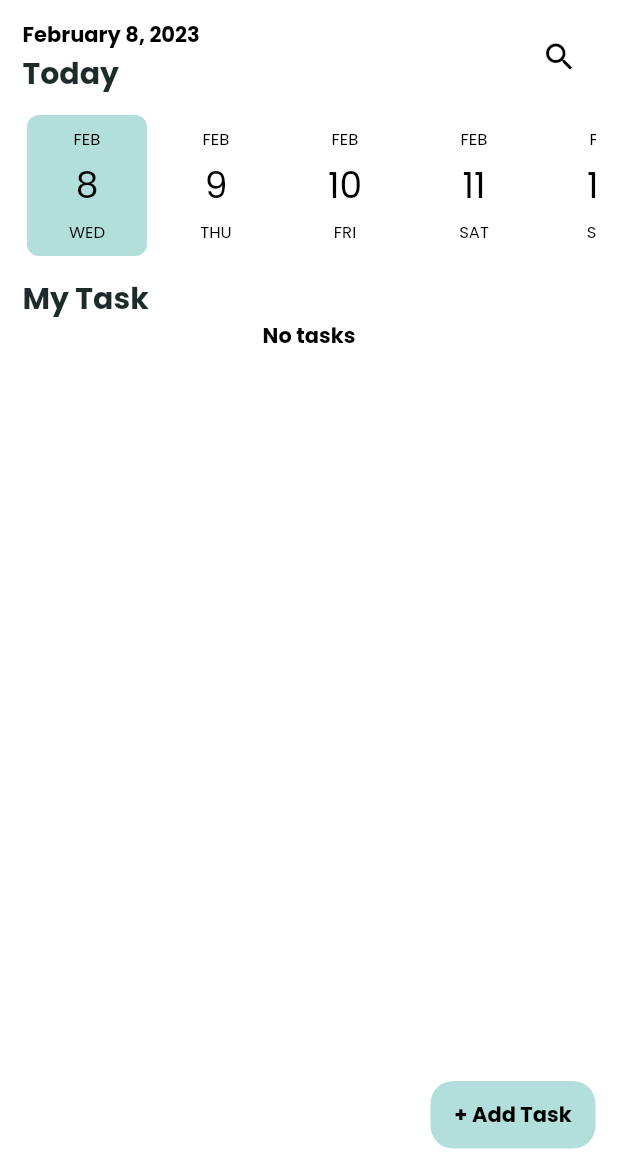
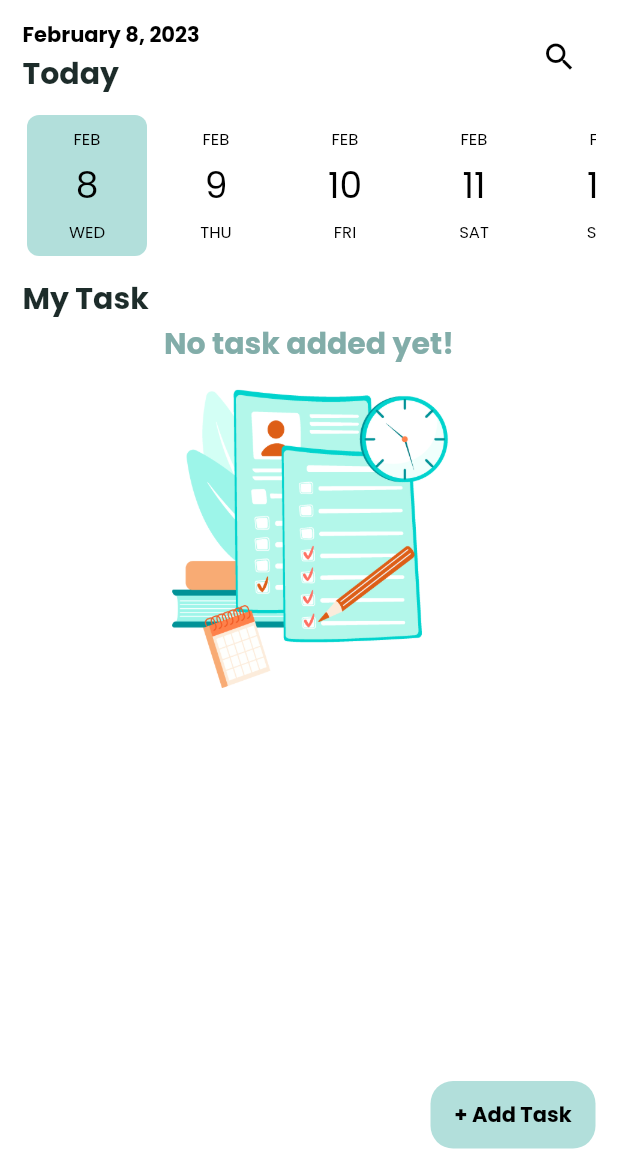
Before and after one commit to amira334/todo, a Flutter app: the screen it shows after launch, on a phone screen of 412 x 824 dp, the part 65-1236 px from its top. Run offline on Flutter 3.47's test engine with Material 2 defaults, Android fonts, the phone set to English and light mode, and no system bars; drawn by our look-alikes of date_picker_timeline; our stand-ins replace flutter_slidable, get, sqflite; accounts and stored records are empty.

Commit message:
added 'image'

```diff
--- a/lib/screens/home_screen.dart
+++ b/lib/screens/home_screen.dart
@@ -2,6 +2,7 @@ import 'package:date_picker_timeline/date_picker_timeline.dart';
 import 'package:flutter/material.dart';
 import 'package:todo/dbprovider.dart';
 import '../model/todo.dart';
+
 //import '../widgets/search.dart';
 import '../widgets/todo_item.dart';
 import 'package:intl/intl.dart';
@@ -44,9 +45,15 @@ class _HomeState extends State<HomeScreen> {
   @override
   Widget build(BuildContext context) {
     return Scaffold(
-      backgroundColor: Theme.of(context).colorScheme.primary,
+      backgroundColor: Theme
+          .of(context)
+          .colorScheme
+          .primary,
       appBar: AppBar(
-        backgroundColor: Theme.of(context).colorScheme.primary,
+        backgroundColor: Theme
+            .of(context)
+            .colorScheme
+            .primary,
         elevation: 0,
         title: const Text('ToDo'),
       ),
@@ -65,11 +72,17 @@ class _HomeState extends State<HomeScreen> {
                     children: [
                       Text(
                         DateFormat.yMMMMd().format(DateTime.now()),
-                        style: Theme.of(context).textTheme.bodyMedium,
+                        style: Theme
+                            .of(context)
+                            .textTheme
+                            .bodyMedium,
                       ),
                       Text(
                         'Today',
-                        style: Theme.of(context).textTheme.titleLarge,
+                        style: Theme
+                            .of(context)
+                            .textTheme
+                            .titleLarge,
                       )
                     ],
                   ),
@@ -92,13 +105,16 @@ class _HomeState extends State<HomeScreen> {
               //   ),
               // ),
               Container(
-                margin: EdgeInsets.symmetric(vertical: 10),
+                margin: const EdgeInsets.symmetric(vertical: 10),
                 child: DatePicker(
                   DateTime.now(),
                   height: 100,
                   width: 80,
                   initialSelectedDate: DateTime.now(),
-                  selectionColor: Theme.of(context).colorScheme.secondary,
+                  selectionColor: Theme
+                      .of(context)
+                      .colorScheme
+                      .secondary,
                   selectedTextColor: Colors.black,
                 ),
               ),
@@ -106,7 +122,10 @@ class _HomeState extends State<HomeScreen> {
                 children: [
                   Text(
                     'My Task',
-                    style: Theme.of(context).textTheme.titleLarge,
+                    style: Theme
+                        .of(context)
+                        .textTheme
+                        .titleLarge,
                   )
                 ],
               ),
@@ -115,7 +134,41 @@ class _HomeState extends State<HomeScreen> {
                 child: CircularProgressIndicator(),
               )
                   : todos.isEmpty
-                      ? const Center(child: Text('No tasks'))
+              //? const Center(child: Text('No tasks'))
+                  ? Column(
+                children: [
+                  Text(
+                      'No task added yet!',
+                      style: TextStyle(
+                        fontFamily: 'Poppins',
+                        fontSize: 20,
+                        color: Theme
+                            .of(context)
+                            .colorScheme
+                            .tertiary,
+                      ),
+                  ),
+                  // const SizedBox(
+                  //   height: 30,
+                  // ),
+                  Container(
+                    margin: const EdgeInsets.symmetric(
+                      vertical: 15,
+                    ),
+                    child: Center(
+                      child: SizedBox(
+                        height :200,
+                        //height: constraints.maxHeight * 0.5,
+                        child: Image.asset(
+                          'assets/images/task.png',
+                          fit: BoxFit.cover,
+                          // alignment: Alignment.center,
+                        ),
+                      ),
+                    ),
+                  ),
+                ],
+              )
                   : Expanded(
                 child: ListView.builder(
                   itemCount: _foundTodos.length,
@@ -154,7 +207,8 @@ class _HomeState extends State<HomeScreen> {
     } else {
       results = todos
           .where(
-            (element) => element.todoText
+            (element) =>
+            element.todoText
                 .toLowerCase()
                 .contains(enteredText.toLowerCase()),
       )
--- a/lib/widgets/input_field.dart
+++ b/lib/widgets/input_field.dart
@@ -31,7 +31,7 @@ class InputField extends StatelessWidget {
           Container(
             height: 44,
             margin: const EdgeInsets.only(top: 8),
-            padding: EdgeInsets.only(left:15),
+            padding: const EdgeInsets.only(left:15),
             decoration: BoxDecoration(
               border: Border.all(
                 color: const Color(0xFFd0e0de),
--- a/pubspec.yaml
+++ b/pubspec.yaml
@@ -66,8 +66,9 @@ flutter:
   uses-material-design: true
 
   # To add assets to your application, add an assets section, like this:
-  # assets:
-  #   - images/a_dot_burr.jpeg
+  assets:
+    - assets/images/task.png
+    - assets/images/4850064_29.jpg
   #   - images/a_dot_ham.jpeg
 
   # An image asset can refer to one or more resolution-specific "variants", see
```
Also changed, not shown: lib/screens/add_task_screen.dart (+5 -5 lines), assets/images/4850064_29.jpg (added), assets/images/task.png (added), pubspec.lock. Lines whose indentation alone changed are shown as unchanged.
